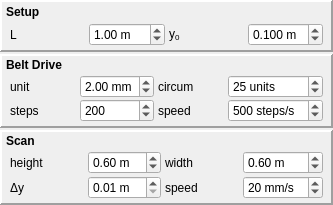
Before: the Qt Designer form QPolargraph/Polargraph_UI.ui in davidgrier/qacam, drawn with Qt 5.
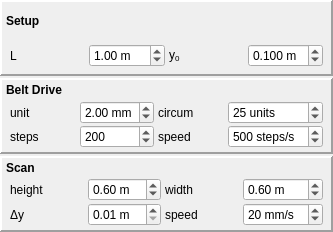
After: the same form once the commit is applied.

Commit message: update scan plot

Diff of the .ui file:
```diff
--- a/QPolargraph/Polargraph_UI.ui
+++ b/QPolargraph/Polargraph_UI.ui
@@ -7,7 +7,7 @@
     <x>0</x>
     <y>0</y>
     <width>333</width>
-    <height>205</height>
+    <height>232</height>
    </rect>
   </property>
   <property name="windowTitle">
```
Left out of the diff: 4 changed lines with no effect on the pictures. The commit also changes 2 other files.
